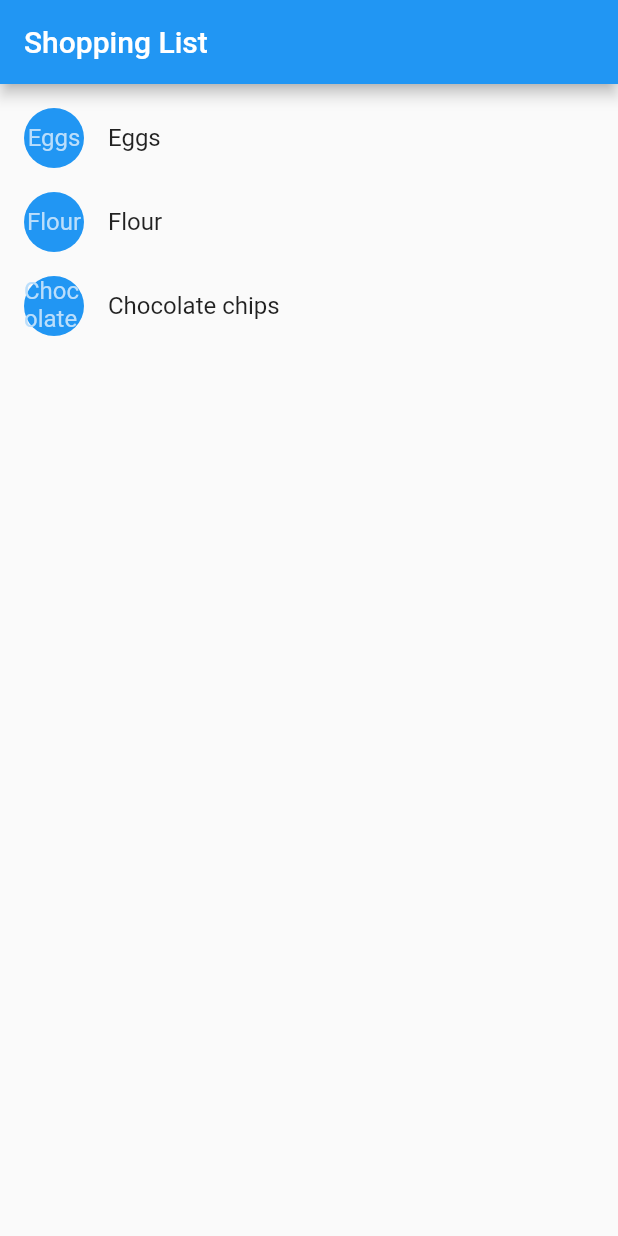
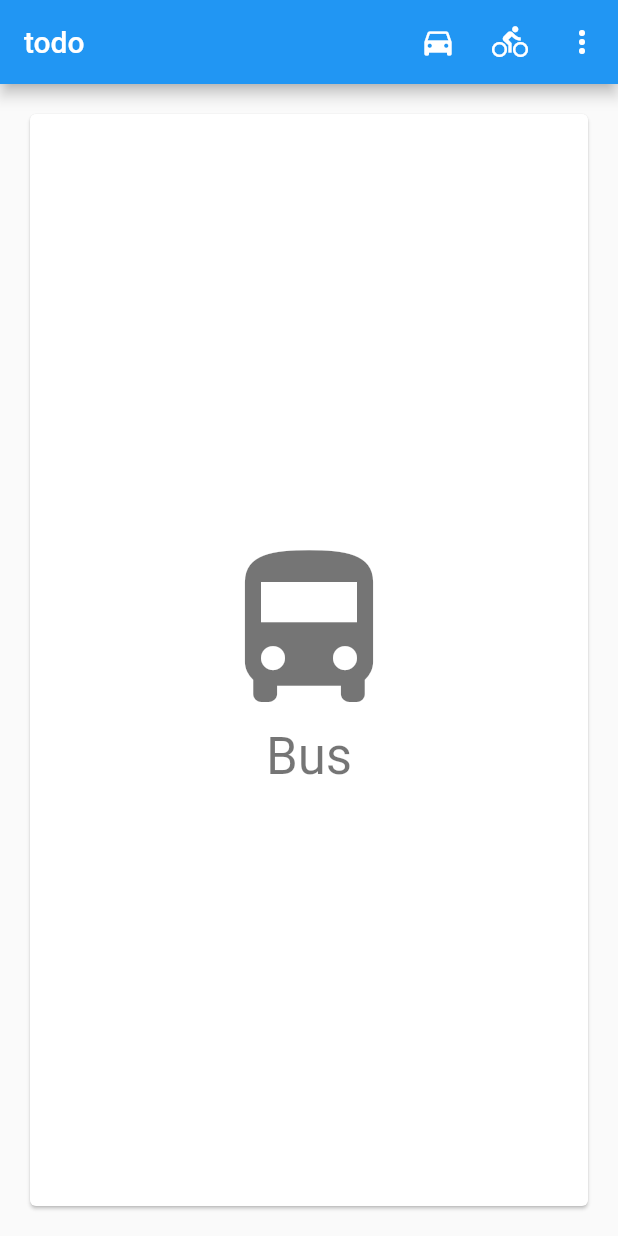
Before and after one commit to ff131517/todo, a Flutter app: the screen it shows after launch, on a phone screen of 412 x 824 dp. Run offline on Flutter 3.47's test engine with Material 2 defaults, Android fonts, the phone set to English and light mode, and no system bars.

Commit message:
feat:demo1

```diff
--- a/lib/main.dart
+++ b/lib/main.dart
@@ -1,65 +1,94 @@
-import 'package:flutter/material.dart';
-import 'ShoppiingListItem.dart';
+import "package:flutter/material.dart";
 
-class ShoppingList extends StatefulWidget {
-  ShoppingList({Key key, this.products}) : super(key: key);
-
-  final List<Product> products;
-
-  // The framework calls createState the first time a widget appears at a given
-  // location in the tree. If the parent rebuilds and uses the same type of
-  // widget (with the same key), the framework will re-use the State object
-  // instead of creating a new State object.
-
+class BasicAppBarSample extends StatefulWidget {
   @override
-  _ShoppingListState createState() => new _ShoppingListState();
+  _BasicAppBarSampleState createState() => new _BasicAppBarSampleState();
 }
 
-class _ShoppingListState extends State<ShoppingList> {
-  Set<Product> _shoppingCart = new Set<Product>();
+class _BasicAppBarSampleState extends State<BasicAppBarSample> {
+  Choice _selectedChoice = choices[3];
 
-  void _handleCartChanged(Product product, bool inCart) {
+  void _selcet(Choice choice) {
     setState(() {
-      // When user changes what is in the cart, we need to change _shoppingCart
-      // inside a setState call to trigger a rebuild. The framework then calls
-      // build, below, which updates the visual appearance of the app.
-
-      if (inCart)
-        _shoppingCart.add(product);
-      else
-        _shoppingCart.remove(product);
+      _selectedChoice = choice;
     });
   }
 
   @override
   Widget build(BuildContext context) {
-    return new Scaffold(
+    return new MaterialApp(
+        home: new Scaffold(
       appBar: new AppBar(
-        title: new Text('Shopping List'),
+        title: new Text("todo"),
+        actions: <Widget>[
+          new IconButton(
+              icon: new Icon(choices[0].icon),
+              onPressed: () {
+                _selcet(choices[0]);
+              }),
+          new IconButton(
+              icon: new Icon(choices[1].icon),
+              onPressed: () {
+                _selcet(choices[1]);
+              }),
+          new PopupMenuButton<Choice>(
+            onSelected: _selcet,
+            itemBuilder: (BuildContext context) {
+              return choices.map((Choice choice) {
+                return new PopupMenuItem(
+                    value: choice, child: new Text(choice.title));
+              }).toList();
+            },
+          )
+        ],
       ),
-      body: new ListView(
-        padding: new EdgeInsets.symmetric(vertical: 8.0),
-        children: widget.products.map((Product product) {
-          return new ShoppingListItem(
-            product: product,
-            inCart: _shoppingCart.contains(product),
-            onCartChange: _handleCartChanged,
-          );
-        }).toList(),
+      body: new Padding(
+        padding: const EdgeInsets.all(16.0),
+        child: new ChoiceCard(choice: _selectedChoice),
+      ),
+    ));
+  }
+}
+
+class Choice {
+  const Choice({this.title, this.icon});
+  final String title;
+  final IconData icon;
+}
+
+const List<Choice> choices = const <Choice>[
+  const Choice(title: 'Car', icon: Icons.directions_car),
+  const Choice(title: 'Bicycle', icon: Icons.directions_bike),
+  const Choice(title: 'Boat', icon: Icons.directions_boat),
+  const Choice(title: 'Bus', icon: Icons.directions_bus),
+  const Choice(title: 'Train', icon: Icons.directions_railway),
+  const Choice(title: 'Walk', icon: Icons.directions_walk),
+];
+
+class ChoiceCard extends StatelessWidget {
+  const ChoiceCard({Key key, this.choice}) : super(key: key);
+
+  final Choice choice;
+
+  @override
+  Widget build(BuildContext context) {
+    final TextStyle textStyle = Theme.of(context).textTheme.display1;
+    return new Card(
+      color: Colors.white,
+      child: new Center(
+        child: new Column(
+          mainAxisSize: MainAxisSize.min,
+          crossAxisAlignment: CrossAxisAlignment.center,
+          children: <Widget>[
+            new Icon(choice.icon, size: 128, color: textStyle.color),
+            new Text(choice.title, style: textStyle),
+          ],
+        ),
       ),
     );
   }
 }
 
 void main() {
-  runApp(new MaterialApp(
-    title: 'Shopping App',
-    home: new ShoppingList(
-      products: <Product>[
-        new Product(name: 'Eggs'),
-        new Product(name: 'Flour'),
-        new Product(name: 'Chocolate chips'),
-      ],
-    ),
-  ));
+  runApp(new BasicAppBarSample());
 }
```
Also changed, not shown: lib/ShoppiingListItem.dart (+23 -0 lines), lib/main_bak.dart (added, +65 -0 lines).
